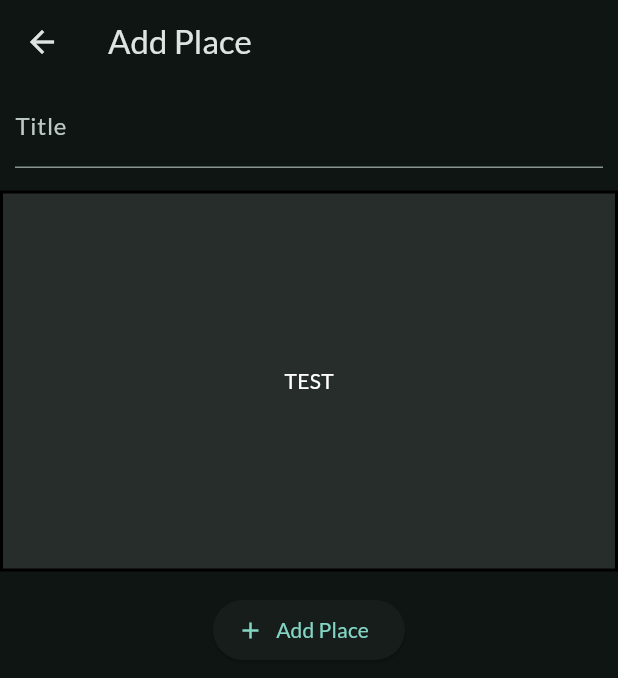
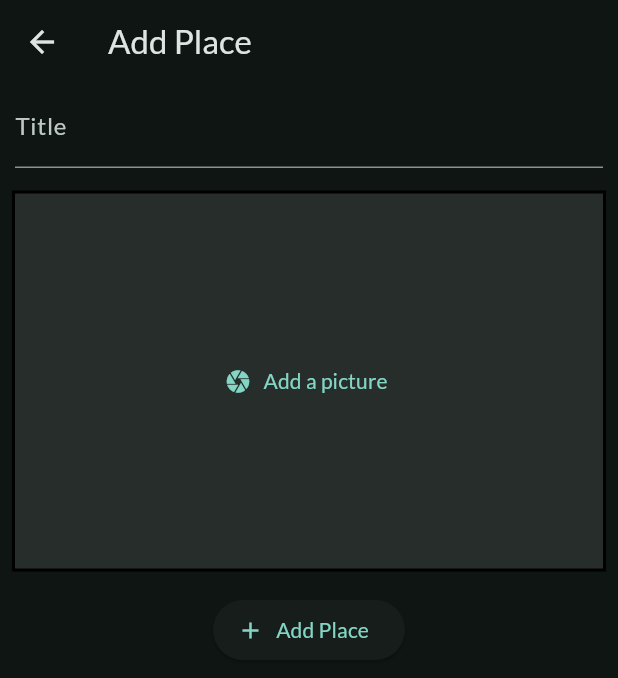
Before and after one commit to Senan04/favorite_places, a Flutter app: the AddPlace screen opened directly, on a phone screen of 412 x 824 dp. Shown: the top 678 px of the screen. Run offline on Flutter 3.47's test engine with Material 3 defaults, Android fonts, the phone set to English and light mode, and no system bars; our stand-ins replace flutter_riverpod, flutter_slidable, google_fonts.

Commit message:
edited ImageInput widget to conditionally display a placeholder or an "Add a picture" button

```diff
--- a/lib/widgets/image_input.dart
+++ b/lib/widgets/image_input.dart
@@ -8,20 +8,29 @@ class ImageInput extends StatefulWidget {
 }
 
 class _ImageInputState extends State<ImageInput> {
+  var pictureAdded = false;
+
   @override
   Widget build(BuildContext context) {
     return Container(
+      margin: const EdgeInsets.symmetric(horizontal: 8),
       decoration: BoxDecoration(
         border: Border.all(
           width: 2,
         ),
         color: Colors.white10,
       ),
-      child: const SizedBox(
+      child: SizedBox(
         height: 250,
         width: double.infinity,
         child: Center(
-          child: Text('TEST'),
+          child: pictureAdded
+              ? const Placeholder()
+              : TextButton.icon(
+                  onPressed: () {},
+                  label: const Text('Add a picture'),
+                  icon: const Icon(Icons.camera),
+                ),
         ),
       ),
     );
```
